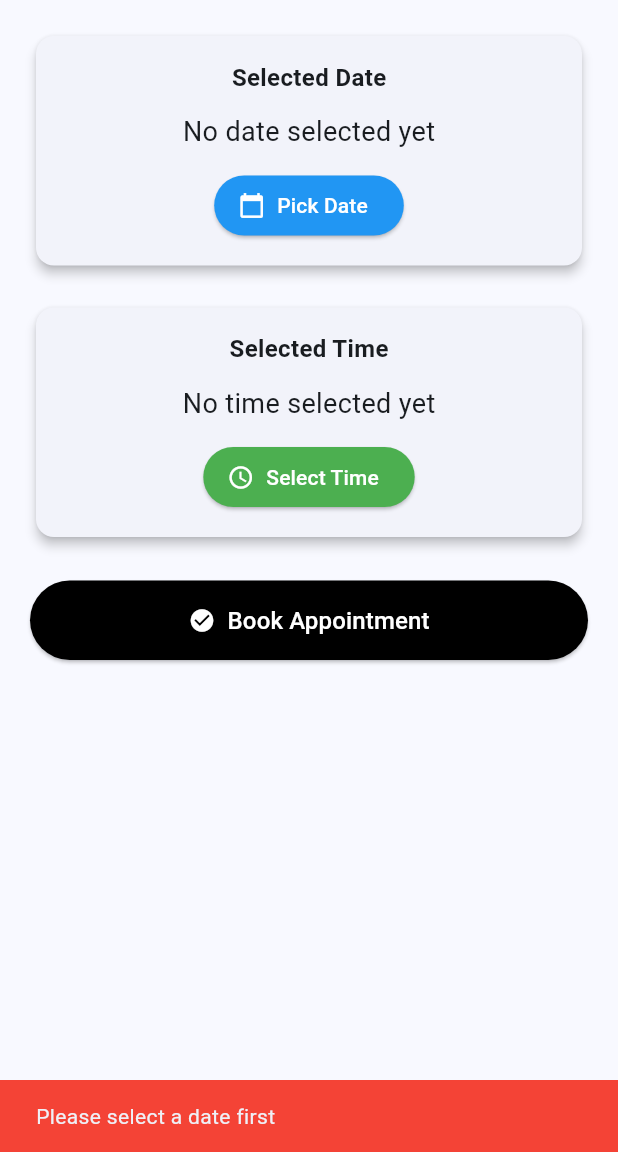
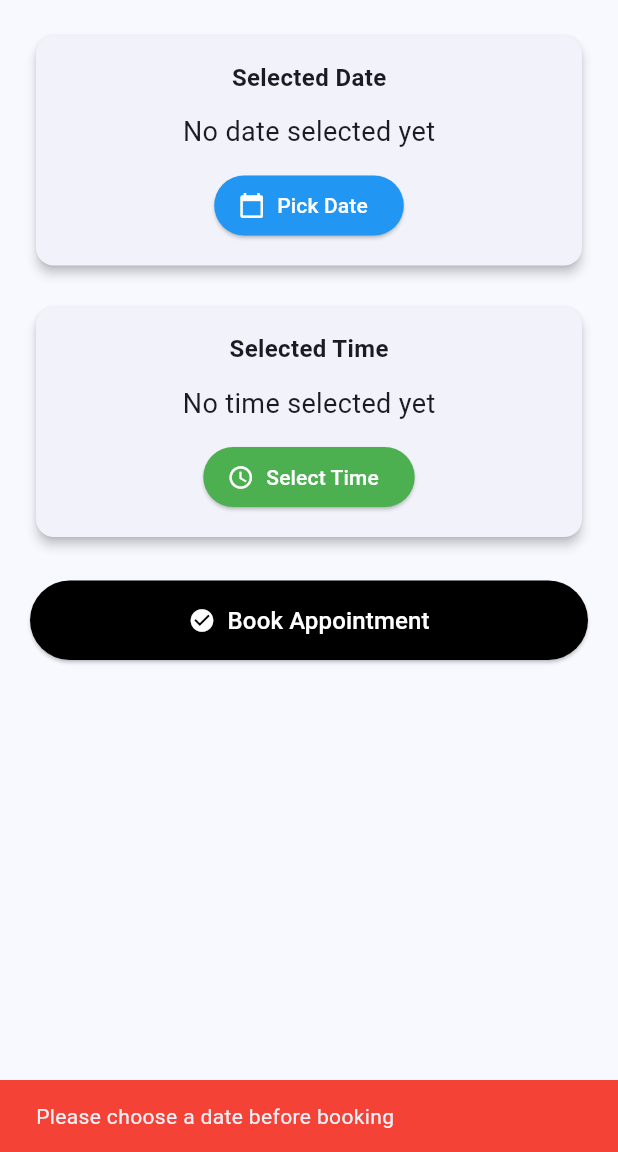
Before and after one commit to SMunganyinka/appointment-scheduler-app, a Flutter app: the screen it shows after launch, after a tap on "Book Appointment", on a phone screen of 412 x 824 dp, the part 84-1236 px from its top. Run offline on Flutter 3.47's test engine with Material 3 defaults, Android fonts, the phone set to English and light mode, and no system bars.

Commit message:
improved validation logic with clearer user messages and comments

```diff
--- a/lib/main.dart
+++ b/lib/main.dart
@@ -107,32 +107,37 @@ class _HomePageState extends State<HomePage> {
     return selectedTime!.format(context);
   }
 
-  /// FUNCTION: BOOK APPOINTMENT (VALIDATION + CONFIRMATION)
-  /// This checks if user selected valid data before booking
+  /// FUNCTION: BOOK APPOINTMENT
+  /// This function checks user input before confirming booking
+  /// It prevents empty or invalid bookings
+
   void bookAppointment() {
-    // Step 1: Check if date is selected
+    // Step 1: Check if user selected a date
+    // If not selected, show error message and stop function
     if (selectedDate == null) {
       ScaffoldMessenger.of(context).showSnackBar(
         const SnackBar(
-          content: Text("Please select a date first"),
+          content: Text("Please choose a date before booking"),
           backgroundColor: Colors.red,
         ),
       );
       return;
     }
 
-    // Step 2: Check if time is selected
+    // Step 2: Check if user selected a time
+    // Time is required for a valid appointment
     if (selectedTime == null) {
       ScaffoldMessenger.of(context).showSnackBar(
         const SnackBar(
-          content: Text("Please select a time first"),
+          content: Text("Please choose a time before booking"),
           backgroundColor: Colors.red,
         ),
       );
       return;
     }
 
-    // Step 3: Combine date and time into one object
+    // Step 3: Combine date and time into one DateTime object
+    // This helps us check if the booking is valid
     final selectedDateTime = DateTime(
       selectedDate!.year,
       selectedDate!.month,
@@ -141,7 +146,8 @@ class _HomePageState extends State<HomePage> {
       selectedTime!.minute,
     );
 
-    // Step 4: Prevent booking past time
+    // Step 4: Prevent booking past appointments
+    // Real apps should not allow past date/time bookings
     if (selectedDateTime.isBefore(DateTime.now())) {
       ScaffoldMessenger.of(context).showSnackBar(
         const SnackBar(
@@ -153,6 +159,7 @@ class _HomePageState extends State<HomePage> {
     }
 
     // Step 5: Success message
+    // If everything is correct, confirm booking
     ScaffoldMessenger.of(context).showSnackBar(
       const SnackBar(
         content: Text("Appointment booked successfully 🎉"),
```
